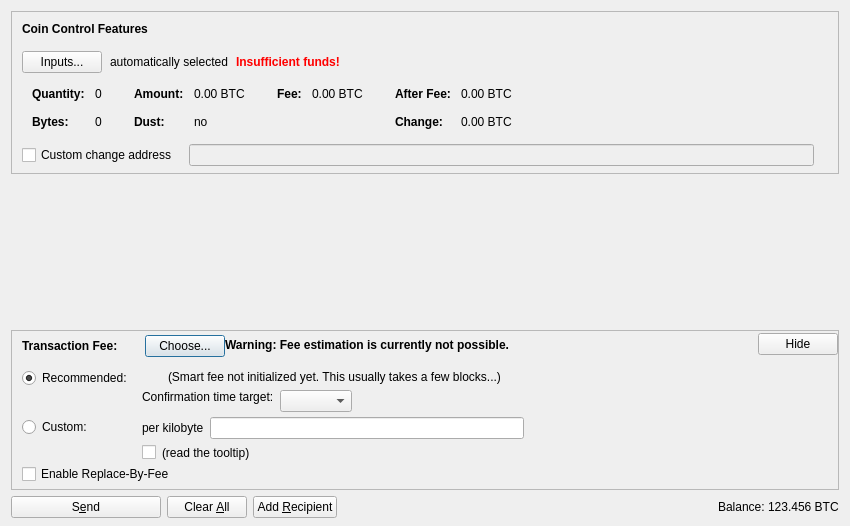
First picture: the form in src/qt/forms/sendcoinsdialog.ui, repository ecoinchain/ecoin, before the edit.
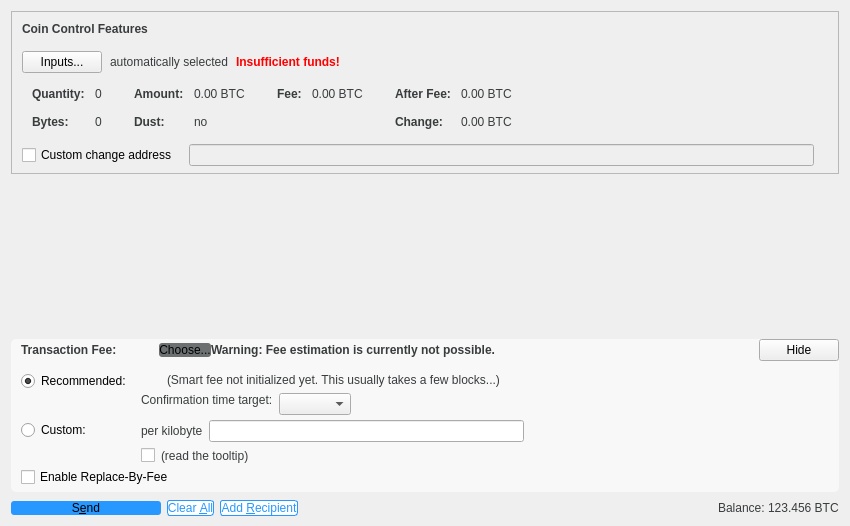
Second picture: the form after the edit. Icons and pictures are not drawn. Custom widgets are drawn as their Qt base class.

Patch:
```diff
--- a/src/qt/forms/sendcoinsdialog.ui
+++ b/src/qt/forms/sendcoinsdialog.ui
@@ -13,6 +13,51 @@
   <property name="windowTitle">
    <string>Send Coins</string>
   </property>
+  <property name="styleSheet">
+   <string notr="true">QPushButton#sendButton {
+    border-style: solid;
+
+    border-radius : 3px;
+	border-width: 1px;
+	border-color: rgb(39, 152, 255);
+	background-color: rgb(39, 152, 255);
+}
+
+QPushButton#clearButton {
+    border-style: solid;
+    border-radius: 3px;
+	border-width: 1px;
+	border-color: rgb(39, 152, 255);
+	color: rgb(39, 152, 255);
+	background-color: white;
+}
+
+
+QPushButton#addButton {
+
+    border-style: solid;
+    border-radius: 3px;
+	border-width: 1px;
+	border-color: rgb(39, 152, 255);
+	color: rgb(39, 152, 255);
+	background-color: white;
+}
+
+#buttonChooseFee{
+    border-radius: 3px;
+	border-color: rgb(39, 152, 255);
+	background-color: rgb(108, 112, 113);
+}
+
+#buttonChooseFee:hover { 
+background-color: rgb(151, 156, 161);
+}
+
+
+QLabel {
+	color: rgb(57, 60, 61);
+}</string>
+  </property>
   <layout class="QVBoxLayout" name="verticalLayout" stretch="0,1,0,0">
    <property name="bottomMargin">
     <number>8</number>
@@ -597,7 +642,7 @@
         <x>0</x>
         <y>0</y>
         <width>830</width>
-        <height>81</height>
+        <height>95</height>
        </rect>
       </property>
       <layout class="QVBoxLayout" name="verticalLayout_2" stretch="0,1">
@@ -651,12 +696,22 @@
        <height>16777215</height>
       </size>
      </property>
+     <property name="styleSheet">
+      <string notr="true">.QFrame {
+background-color: rgb(248, 248, 248);
+  border-radius: 5px;
+}  
+</string>
+     </property>
      <property name="frameShape">
-      <enum>QFrame::StyledPanel</enum>
+      <enum>QFrame::NoFrame</enum>
      </property>
      <property name="frameShadow">
       <enum>QFrame::Sunken</enum>
      </property>
+     <property name="lineWidth">
+      <number>0</number>
+     </property>
      <layout class="QVBoxLayout" name="verticalLayoutFee1">
       <property name="spacing">
        <number>0</number>
@@ -739,6 +794,12 @@
               </item>
               <item>
                <widget class="QLabel" name="labelFeeMinimized">
+                <property name="minimumSize">
+                 <size>
+                  <width>22</width>
+                  <height>0</height>
+                 </size>
+                </property>
                 <property name="text">
                  <string/>
                 </property>
@@ -1160,6 +1221,13 @@
        <property name="toolTip">
         <string>Confirm the send action</string>
        </property>
+       <property name="styleSheet">
+        <string notr="true">QPushButton {
+	border-width: 0px;
+	border-color: rgb(39, 152, 255);
+	background-color: rgb(39, 152, 255);
+}</string>
+       </property>
        <property name="text">
         <string>S&amp;end</string>
        </property>
@@ -1186,6 +1254,10 @@
        <property name="toolTip">
         <string>Clear all fields of the form.</string>
        </property>
+       <property name="styleSheet">
+        <string notr="true">border-color: rgb(39, 152, 255);
+border-width: 1px;</string>
+       </property>
        <property name="text">
         <string>Clear &amp;All</string>
        </property>
@@ -1203,6 +1275,10 @@
        <property name="toolTip">
         <string>Send to multiple recipients at once</string>
        </property>
+       <property name="styleSheet">
+        <string notr="true">border-color: rgb(39, 152, 255);
+border-width: 1px;</string>
+       </property>
        <property name="text">
         <string>Add &amp;Recipient</string>
        </property>
```
